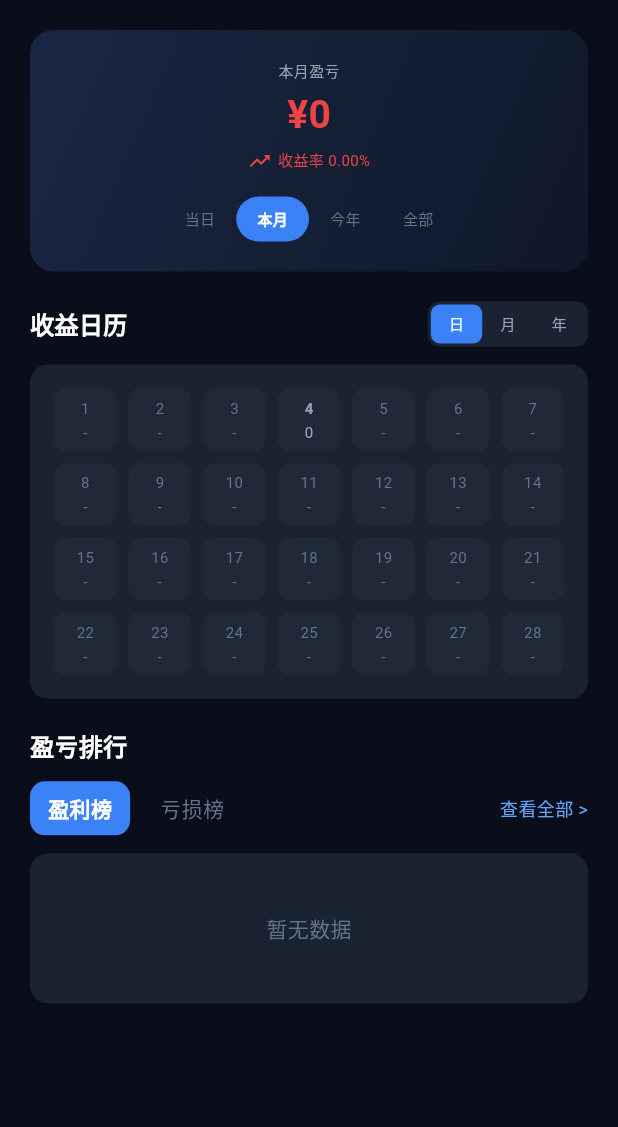
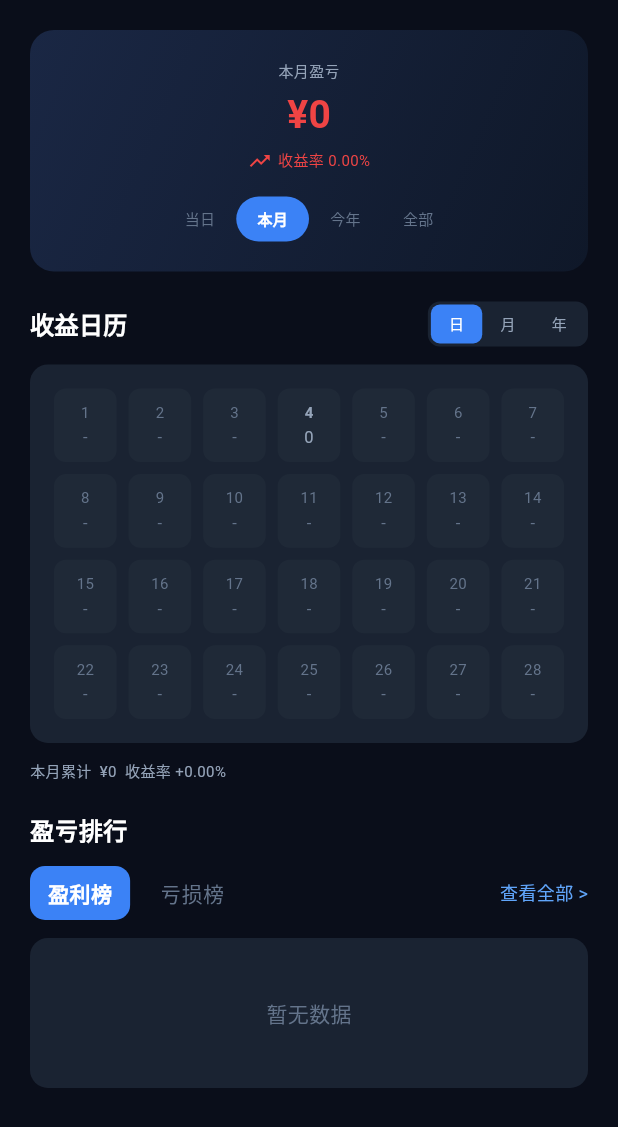
Before and after one commit to konaoo/kona, a Flutter app: the AnalysisPage widget shown alone on an empty page, opened directly, after a tap on "本月", on a phone screen of 412 x 824 dp. Shown: the top 1127 px of the screen. Run offline on Flutter 3.47's test engine with Material 3 defaults, Android fonts, the light colour scheme and no system bars; our stand-ins replace shared_preferences; accounts and stored records are empty; network calls fail.

Commit message:
analysis: calendar summary and larger day cells

```diff
--- a/flutter/lib/pages/analysis_page.dart
+++ b/flutter/lib/pages/analysis_page.dart
@@ -324,7 +324,7 @@ class _AnalysisPageState extends State<AnalysisPage> {
                   physics: const NeverScrollableScrollPhysics(),
                   gridDelegate: SliverGridDelegateWithFixedCrossAxisCount(
                     crossAxisCount: _calendarTimeType == 'day' ? 7 : (_calendarTimeType == 'month' ? 4 : 5),
-                    childAspectRatio: 1.0,
+                    childAspectRatio: _calendarTimeType == 'day' ? 0.85 : 1.0,
                     crossAxisSpacing: 8,
                     mainAxisSpacing: 8,
                   ),
@@ -376,7 +376,7 @@ class _AnalysisPageState extends State<AnalysisPage> {
                             Text(
                               _formatCalendarPnl(pnl),
                               style: TextStyle(
-                                fontSize: 10,
+                                fontSize: 11,
                                 color: textColor,
                               ),
                               overflow: TextOverflow.ellipsis,
@@ -386,7 +386,7 @@ class _AnalysisPageState extends State<AnalysisPage> {
                             Text(
                               '-',
                               style: TextStyle(
-                                fontSize: 10,
+                                fontSize: 11,
                                 color: textColor,
                               ),
                             ),
@@ -396,6 +396,11 @@ class _AnalysisPageState extends State<AnalysisPage> {
                     );
                   },
                 ),
+        ),
+        const SizedBox(height: Spacing.md),
+        Text(
+          _calendarSummaryText(),
+          style: const TextStyle(fontSize: FontSize.sm, color: AppTheme.textSecondary),
         ),
       ],
     );
@@ -626,6 +631,21 @@ class _AnalysisPageState extends State<AnalysisPage> {
     if (pnl > 0) return '+$absVal';
     if (pnl < 0) return '-$absVal';
     return '0';
+  }
+
+  String _calendarSummaryText() {
+    final totalPnl = (_calendarData['total_pnl'] as num?)?.toDouble() ?? 0.0;
+    final totalRate = (_calendarData['total_rate'] as num?)?.toDouble() ?? 0.0;
+    final label = _calendarTimeType == 'day'
+        ? '本月累计'
+        : (_calendarTimeType == 'month' ? '当年累计' : '历史累计');
+    final sign = totalPnl > 0 ? '+' : (totalPnl < 0 ? '-' : '');
+    final amount = totalPnl.abs().toStringAsFixed(0).replaceAllMapped(
+      RegExp(r'(\d{1,3})(?=(\d{3})+(?!\d))'),
+      (Match m) => '${m[1]},',
+    );
+    final rateSign = totalRate >= 0 ? '+' : '';
+    return '$label  ${sign}¥$amount  收益率 ${rateSign}${totalRate.toStringAsFixed(2)}%';
   }
 
   Widget _rankBadge(int rank) {
```
